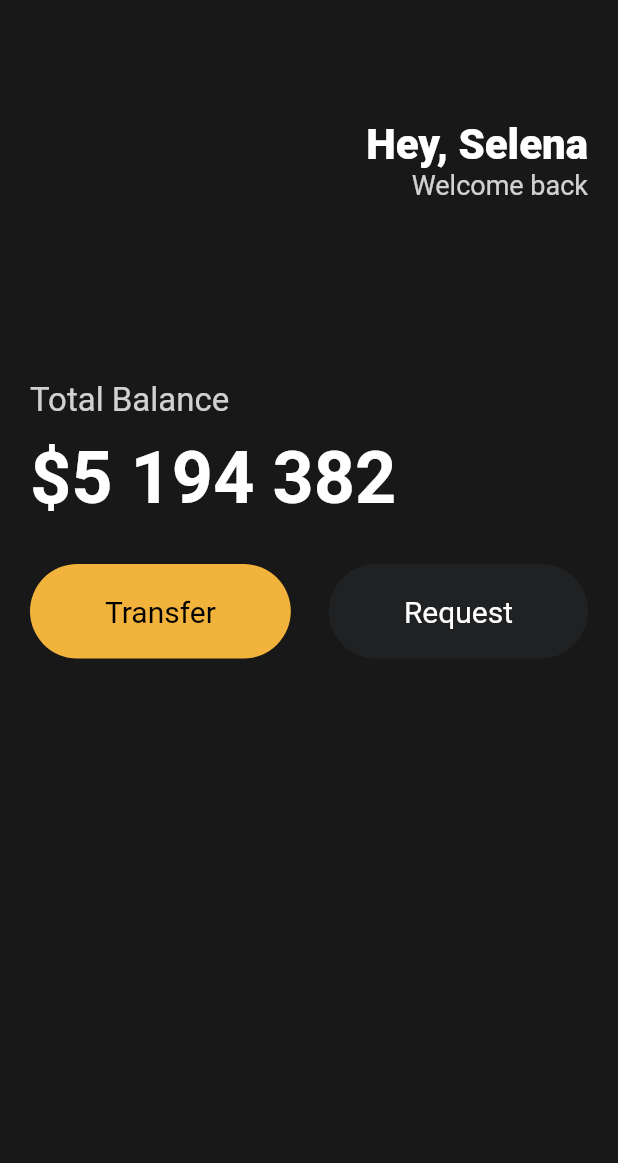
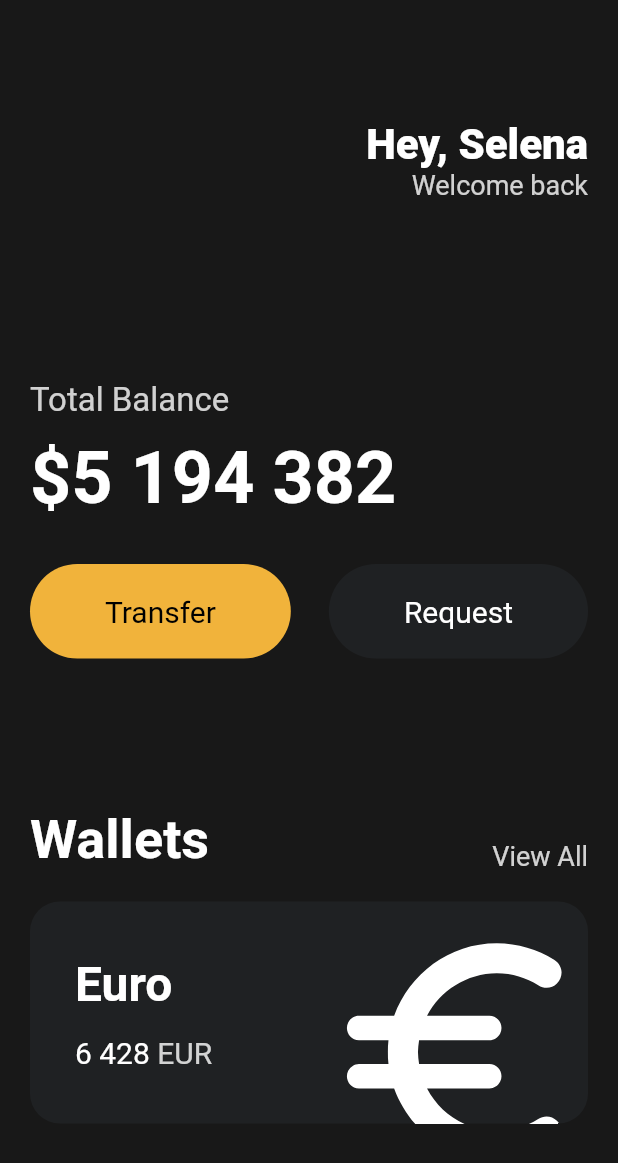
Before and after one commit to kanziw/learn-flutter, a Flutter app: the screen it shows after launch, on a phone screen of 412 x 824 dp. Shown: the top 1163 px of the screen. Run offline on Flutter 3.47's test engine with Material 2 defaults, Android fonts, the phone set to English and light mode, and no system bars.

Commit message:
Add Card with scale and transform

```diff
--- a/toonflix/lib/main.dart
+++ b/toonflix/lib/main.dart
@@ -88,6 +88,92 @@ class App extends StatelessWidget {
                   ),
                 ],
               ),
+              const SizedBox(
+                height: 100,
+              ),
+              Row(
+                crossAxisAlignment: CrossAxisAlignment.end,
+                mainAxisAlignment: MainAxisAlignment.spaceBetween,
+                children: [
+                  const Text(
+                    'Wallets',
+                    style: TextStyle(
+                      color: Colors.white,
+                      fontSize: 36,
+                      fontWeight: FontWeight.w600,
+                    ),
+                  ),
+                  Text(
+                    'View All',
+                    style: TextStyle(
+                      color: Colors.white.withOpacity(0.8),
+                      fontSize: 18,
+                    ),
+                  ),
+                ],
+              ),
+              const SizedBox(
+                height: 20,
+              ),
+              Container(
+                clipBehavior: Clip.hardEdge,
+                decoration: BoxDecoration(
+                  color: const Color(0xFF1F2123),
+                  borderRadius: BorderRadius.circular(20),
+                ),
+                child: Padding(
+                  padding: const EdgeInsets.all(30),
+                  child: Row(
+                    mainAxisAlignment: MainAxisAlignment.spaceBetween,
+                    children: [
+                      Column(
+                        crossAxisAlignment: CrossAxisAlignment.start,
+                        children: [
+                          const Text(
+                            'Euro',
+                            style: TextStyle(
+                              color: Colors.white,
+                              fontSize: 32,
+                              fontWeight: FontWeight.w600,
+                            ),
+                          ),
+                          const SizedBox(height: 15),
+                          Row(
+                            children: [
+                              const Text(
+                                '6 428',
+                                style: TextStyle(
+                                  color: Colors.white,
+                                  fontSize: 20,
+                                ),
+                              ),
+                              const SizedBox(width: 5),
+                              Text(
+                                'EUR',
+                                style: TextStyle(
+                                  color: Colors.white.withOpacity(0.8),
+                                  fontSize: 20,
+                                ),
+                              ),
+                            ],
+                          ),
+                        ],
+                      ),
+                      Transform.scale(
+                        scale: 2.2,
+                        child: Transform.translate(
+                          offset: const Offset(-5, 12),
+                          child: const Icon(
+                            Icons.euro_rounded,
+                            color: Colors.white,
+                            size: 88,
+                          ),
+                        ),
+                      ),
+                    ],
+                  ),
+                ),
+              ),
             ],
           ),
         ),
```
